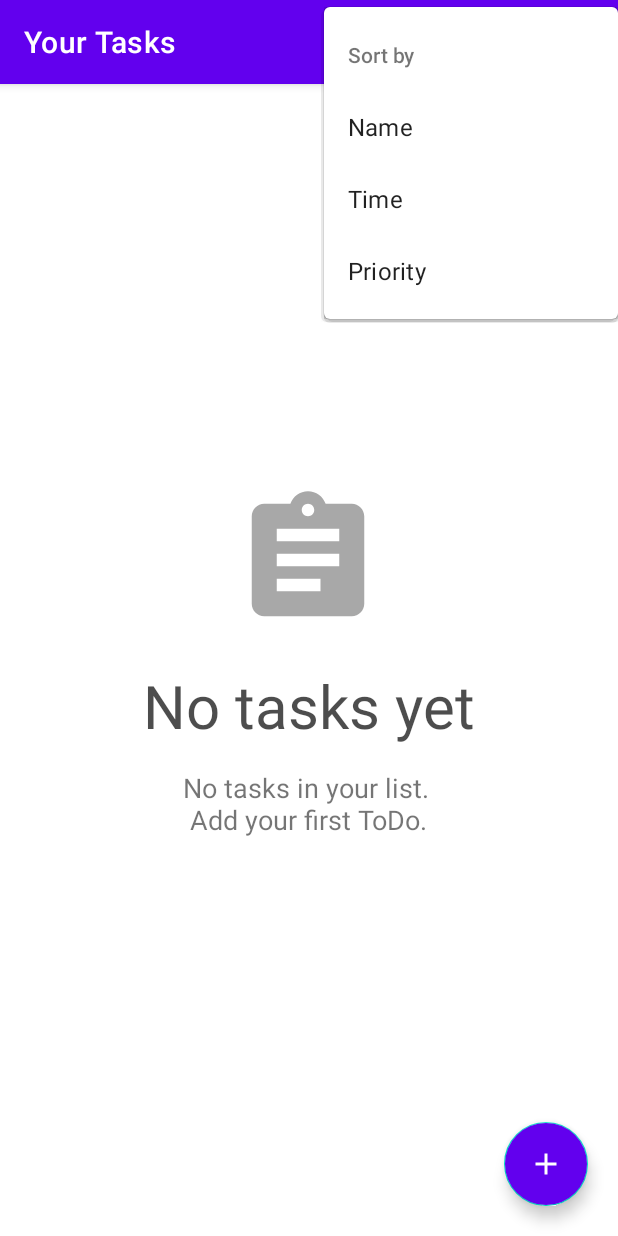
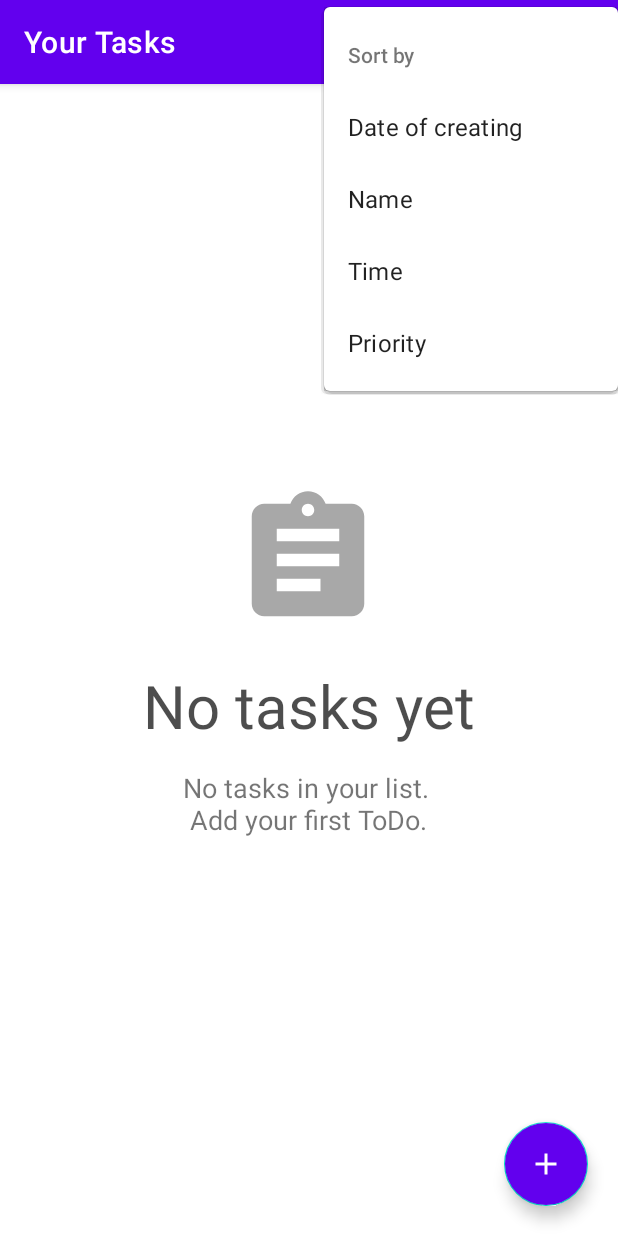
Before and after one commit to AntropovDaniil/ToDoApp, an Android app: the screen it shows after launch (MainActivity), in the options menu, after a tap on "Sort by", on a phone screen of 412 x 824 dp. Run offline under Robolectric (Android 15) with nearby library versions, the phone set to English and light mode, and no system bars; our stand-ins replace Room's generated code, navigation-ui; 2 statements that could not run were skipped.

Commit message:
Added saving a sort mode and layout type by DataStore

```diff
--- a/app/build.gradle
+++ b/app/build.gradle
@@ -73,4 +73,8 @@ dependencies {
     def work_version = "2.5.0"
     implementation("androidx.work:work-runtime:$work_version")
     implementation("androidx.work:work-runtime-ktx:$work_version")
+
+    // Preferences DataStore
+    implementation("androidx.datastore:datastore:1.0.0-beta01")
+    implementation("androidx.datastore:datastore-preferences:1.0.0-beta01")
 }
--- a/app/src/main/java/com/example/todoapp/adapters/TaskListAdapter.kt
+++ b/app/src/main/java/com/example/todoapp/adapters/TaskListAdapter.kt
@@ -4,7 +4,6 @@ import android.annotation.SuppressLint
 import android.content.Context
 import android.graphics.Color
 import android.graphics.Paint
-import android.opengl.Visibility
 import android.util.Log
 import android.view.LayoutInflater
 import android.view.View
@@ -14,7 +13,7 @@ import androidx.recyclerview.widget.RecyclerView
 import com.example.todoapp.R
 import com.example.todoapp.database.TaskDatabase
 import com.example.todoapp.database.TaskEntity
-import com.example.todoapp.database.TaskRepository
+import com.example.todoapp.repository.TaskRepository
 import com.example.todoapp.databinding.TaskItemLayoutBinding
 import com.example.todoapp.enums.SortMode
 import com.example.todoapp.enums.TaskPriority
--- /dev/null
+++ b/app/src/main/java/com/example/todoapp/repository/DataStoreRepository.kt
@@ -0,0 +1,73 @@
+package com.example.todoapp.repository
+
+import android.content.Context
+import android.util.Log
+import androidx.datastore.core.DataStore
+import androidx.datastore.preferences.core.Preferences
+import androidx.datastore.preferences.core.edit
+import androidx.datastore.preferences.core.emptyPreferences
+import androidx.datastore.preferences.core.stringPreferencesKey
+import androidx.datastore.preferences.preferencesDataStore
+import com.example.todoapp.enums.SortMode
+import kotlinx.coroutines.flow.Flow
+import kotlinx.coroutines.flow.catch
+import kotlinx.coroutines.flow.first
+import kotlinx.coroutines.flow.map
+import java.io.IOException
+
+
+const val DATA_STORE_NAME = "DATA_STORE"
+private val Context.dataStore: DataStore<Preferences> by preferencesDataStore(name = DATA_STORE_NAME)
+
+class DataStoreRepository(private val context: Context) {
+
+    object PreferenceKey{
+        val sortType = stringPreferencesKey("SortType")
+        val layoutType = stringPreferencesKey("LayoutType")
+    }
+
+
+    suspend fun saveSortMode(value: String){
+        context.dataStore.edit { preference ->
+            preference[PreferenceKey.sortType] = value
+
+        }
+    }
+
+    fun readSortMode(): Flow<String> = context.dataStore.data
+        .catch { exception ->
+            if (exception is IOException){
+                Log.d("DataStore", exception.message.toString())
+                emit(emptyPreferences())
+            } else{
+                throw exception
+            }
+        }
+        .map { preference ->
+            val sortType = preference[PreferenceKey.sortType] ?: ""
+            sortType
+        }
+
+
+    suspend fun saveLayoutType(value: String){
+        context.dataStore.edit { preference ->
+            preference[PreferenceKey.layoutType] = value
+        }
+    }
+
+    fun readLayoutType(): Flow<String> = context.dataStore.data
+        .catch { exception ->
+            if (exception is IOException){
+                Log.d("DataStore", exception.message.toString())
+                emit(emptyPreferences())
+            } else{
+                throw exception
+            }
+        }
+        .map { preference ->
+            val layoutType = preference[PreferenceKey.layoutType] ?: ""
+            layoutType
+        }
+
+
+}
--- a/app/src/main/java/com/example/todoapp/database/TaskRepository.kt
+++ b/app/src/main/java/com/example/todoapp/repository/TaskRepository.kt
@@ -1,8 +1,9 @@
-package com.example.todoapp.database
+package com.example.todoapp.repository
 
 import androidx.lifecycle.LiveData
+import com.example.todoapp.database.TaskDao
+import com.example.todoapp.database.TaskEntity
 import kotlinx.coroutines.flow.Flow
-import org.w3c.dom.Entity
 
 class TaskRepository(private val taskDao: TaskDao) {
 
--- a/app/src/main/java/com/example/todoapp/ui/TaskListFragment.kt
+++ b/app/src/main/java/com/example/todoapp/ui/TaskListFragment.kt
@@ -1,11 +1,15 @@
 package com.example.todoapp.ui
 
 import android.app.AlertDialog
+import android.content.Context
 import android.graphics.Color
 import android.os.Bundle
 import android.util.Log
 import android.view.*
 import android.widget.Toast
+import androidx.datastore.core.DataStore
+import androidx.datastore.preferences.core.Preferences
+import androidx.datastore.preferences.preferencesDataStore
 import androidx.fragment.app.Fragment
 import androidx.fragment.app.activityViewModels
 import androidx.lifecycle.Observer
@@ -34,8 +38,7 @@ class TaskListFragment : Fragment(), androidx.appcompat.widget.SearchView.OnQuer
     private val adapter = TaskListAdapter()
 
 
-    override fun onCreateView(
-        inflater: LayoutInflater, container: ViewGroup?,
+    override fun onCreateView(inflater: LayoutInflater, container: ViewGroup?,
         savedInstanceState: Bundle?
     ): View? {
         _binding = FragmentTaskListBinding.inflate(layoutInflater, container, false)
@@ -44,6 +47,7 @@ class TaskListFragment : Fragment(), androidx.appcompat.widget.SearchView.OnQuer
         setFabAppearance()
         initNavigation()
         initRecyclerView()
+        setSortMode()
 
         setHasOptionsMenu(true)
 
@@ -72,20 +76,29 @@ class TaskListFragment : Fragment(), androidx.appcompat.widget.SearchView.OnQuer
                 deleteAllTasks()
                 binding.emptyListBackground.visibility = View.VISIBLE
             }
+            R.id.sort_by_creating -> {
+                viewModel.sortMode = SortMode.SORT_NO_MODE
+                viewModel.saveSortMode(SortMode.SORT_NO_MODE)
+            }
             R.id.sort_by_name -> {
                 viewModel.sortMode = SortMode.SORT_BY_NAME
+                viewModel.saveSortMode(SortMode.SORT_BY_NAME)
             }
             R.id.sort_by_time -> {
                 viewModel.sortMode = SortMode.SORT_BY_TIME
+                viewModel.saveSortMode(SortMode.SORT_BY_TIME)
             }
             R.id.sort_by_priority -> {
                 viewModel.sortMode = SortMode.SORT_BY_PRIORITY
+                viewModel.saveSortMode(SortMode.SORT_BY_PRIORITY)
             }
             R.id.grid_list -> {
                 binding.taskListRv.layoutManager = StaggeredGridLayoutManager(2, StaggeredGridLayoutManager.VERTICAL)
+                viewModel.saveLayoutType("GRID")
             }
             R.id.linear_list -> {
                 binding.taskListRv.layoutManager = LinearLayoutManager(context)
+                viewModel.saveLayoutType("LINEAR")
             }
         }
         adapter.sortTaskList(viewModel.sortMode)
@@ -95,6 +108,14 @@ class TaskListFragment : Fragment(), androidx.appcompat.widget.SearchView.OnQuer
 
 
     private fun initRecyclerView(){
+        viewModel.readLayoutType.observe(viewLifecycleOwner, Observer {
+            if (it.isNotEmpty()){
+                when(it){
+                    "LINEAR" -> binding.taskListRv.layoutManager = LinearLayoutManager(context)
+                    else -> binding.taskListRv.layoutManager = StaggeredGridLayoutManager(2, StaggeredGridLayoutManager.VERTICAL)
+                }
+            }
+        })
         binding.taskListRv.layoutManager = StaggeredGridLayoutManager(2, StaggeredGridLayoutManager.VERTICAL)
         binding.taskListRv.adapter = adapter
 
@@ -107,6 +128,20 @@ class TaskListFragment : Fragment(), androidx.appcompat.widget.SearchView.OnQuer
         })
 
         initSwipeListener()
+    }
+
+    private fun setSortMode() {
+        viewModel.readSortMode.observe(viewLifecycleOwner, Observer {
+            if (it.isNotEmpty()){
+                when(it){
+                    "SORT_NO_MODE" -> viewModel.sortMode = SortMode.SORT_NO_MODE
+                    "SORT_BY_TIME" -> viewModel.sortMode = SortMode.SORT_BY_TIME
+                    "SORT_BY_PRIORITY" -> viewModel.sortMode = SortMode.SORT_BY_PRIORITY
+                    "SORT_BY_NAME" -> viewModel.sortMode = SortMode.SORT_BY_NAME
+                }
+            }
+            adapter.sortTaskList(viewModel.sortMode)
+        })
     }
 
     private fun setFabAppearance(){
--- a/app/src/main/java/com/example/todoapp/viewModels/TaskViewModel.kt
+++ b/app/src/main/java/com/example/todoapp/viewModels/TaskViewModel.kt
@@ -2,14 +2,15 @@ package com.example.todoapp.viewModels
 
 import android.app.Application
 import androidx.lifecycle.*
+import androidx.recyclerview.widget.RecyclerView
 import androidx.work.*
 import com.example.todoapp.database.TaskDatabase
 import com.example.todoapp.database.TaskEntity
-import com.example.todoapp.database.TaskRepository
+import com.example.todoapp.repository.TaskRepository
 import com.example.todoapp.enums.SortMode
+import com.example.todoapp.repository.DataStoreRepository
 import com.example.todoapp.worker.TaskWorker
 import kotlinx.coroutines.Dispatchers
-import kotlinx.coroutines.flow.asFlow
 import kotlinx.coroutines.launch
 import java.util.concurrent.TimeUnit
 
@@ -19,9 +20,15 @@ class TaskViewModel(application: Application): AndroidViewModel(application) {
     private var taskList: List<TaskEntity>
     private val repository: TaskRepository
 
+    private val dataStoreRepository = DataStoreRepository(application.applicationContext)
+
+    val readSortMode = dataStoreRepository.readSortMode().asLiveData()
+    val readLayoutType = dataStoreRepository.readLayoutType().asLiveData()
+
     private val workManager: WorkManager = WorkManager.getInstance(application)
 
     var sortMode = SortMode.SORT_NO_MODE
+
 
     init {
         val taskDao = TaskDatabase.getDatabase(application.applicationContext).taskDao()
@@ -81,7 +88,7 @@ class TaskViewModel(application: Application): AndroidViewModel(application) {
             .setRequiresBatteryNotLow(true)
             .build()
 
-        val taskWorkerRequest: WorkRequest = PeriodicWorkRequestBuilder<TaskWorker>(1, TimeUnit.DAYS, 4, TimeUnit.HOURS)
+        val taskWorkerRequest: WorkRequest = PeriodicWorkRequestBuilder<TaskWorker>(12, TimeUnit.HOURS, 1, TimeUnit.HOURS)
             .addTag("TaskWorker")
             .setInitialDelay(10, TimeUnit.SECONDS)
             .setConstraints(constraints)
@@ -90,4 +97,26 @@ class TaskViewModel(application: Application): AndroidViewModel(application) {
         return taskWorkerRequest
     }
 
+    fun saveSortMode(sortMode: SortMode){
+        viewModelScope.launch(Dispatchers.IO) {
+            when (sortMode) {
+                SortMode.SORT_NO_MODE -> dataStoreRepository.saveSortMode("SORT_NO_MODE")
+                SortMode.SORT_BY_TIME -> dataStoreRepository.saveSortMode("SORT_BY_TIME")
+                SortMode.SORT_BY_PRIORITY -> dataStoreRepository.saveSortMode("SORT_BY_PRIORITY")
+                SortMode.SORT_BY_NAME -> dataStoreRepository.saveSortMode("SORT_BY_NAME")
+            }
+        }
+    }
+
+    fun saveLayoutType(layoutType: String){
+        viewModelScope.launch(Dispatchers.IO){
+            when(layoutType){
+                "LINEAR" -> dataStoreRepository.saveLayoutType("LINEAR")
+                else -> dataStoreRepository.saveLayoutType("GRID")
+            }
+        }
+    }
+
+
+
 }
--- a/app/src/main/java/com/example/todoapp/worker/TaskWorker.kt
+++ b/app/src/main/java/com/example/todoapp/worker/TaskWorker.kt
@@ -9,13 +9,12 @@ import android.os.Build
 import android.util.Log
 import androidx.core.app.NotificationCompat
 import androidx.core.app.NotificationManagerCompat
-import androidx.core.content.ContextCompat.getSystemService
 import androidx.work.Worker
 import androidx.work.WorkerParameters
 import com.example.todoapp.R
 import com.example.todoapp.database.TaskDatabase
 import com.example.todoapp.database.TaskEntity
-import com.example.todoapp.database.TaskRepository
+import com.example.todoapp.repository.TaskRepository
 import com.example.todoapp.ui.MainActivity
 import com.example.todoapp.utils.taskTimeCompareMap
 import java.lang.Exception
--- a/app/src/main/res/menu/main_menu.xml
+++ b/app/src/main/res/menu/main_menu.xml
@@ -17,6 +17,8 @@
         app:showAsAction="never">
 
         <menu>
+            <item android:id="@+id/sort_by_creating"
+                android:title="@string/sort_by_creating"/>
             <item android:id="@+id/sort_by_name"
                 android:title="@string/sort_by_name_menu"/>
             <item android:id="@+id/sort_by_time"
--- a/app/src/main/res/values/strings.xml
+++ b/app/src/main/res/values/strings.xml
@@ -24,6 +24,7 @@
     <string name="search_task_menu">Search task</string>
     <string name="sort_task_menu">Sort by</string>
     <string name="sort_by_name_menu">Name</string>
+    <string name="sort_by_creating">Date of creating</string>
     <string name="sort_by_time_menu">Time</string>
     <string name="sort_by_priority_menu">Priority</string>
     <string name="background_text_title">No tasks yet</string>
```
